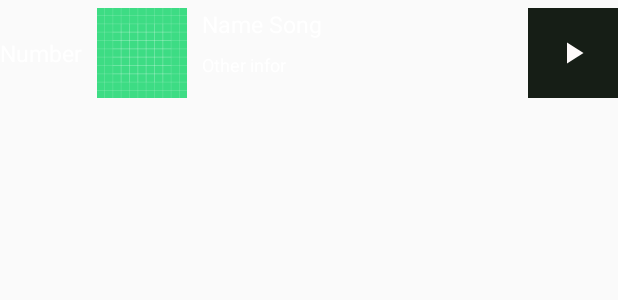
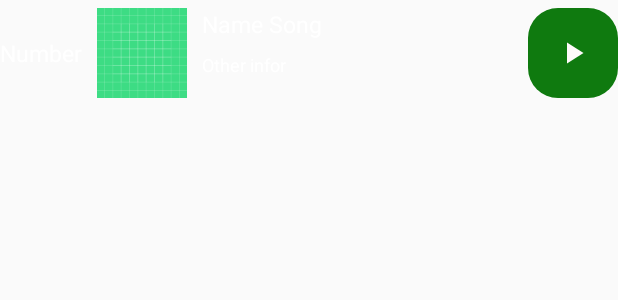
Before and after one commit to nguyenthanhhungdev/MyMusic, an Android app: the layout music_item.xml on its own in the app's theme, with its tools: preview values and no code run, on a phone screen of 412 x 824 dp. Shown: the top 300 px of the screen. Run offline under Robolectric (Android 15) with nearby library versions, the phone set to English and light mode, and no system bars.

Commit message:
Nút play màu xanh cho nó có điểm nhấn tí

```diff
--- a/app/src/main/res/drawable/rounded_corner.xml
+++ b/app/src/main/res/drawable/rounded_corner.xml
@@ -1,5 +1,5 @@
 <?xml version="1.0" encoding="utf-8"?>
 <shape xmlns:android="http://schemas.android.com/apk/res/android">
     <corners android:radius="20dp"></corners>
-    <solid android:color="#FF464545"></solid>
+    <solid android:color="#0F7A0F"></solid>
 </shape>
--- a/app/src/main/res/layout/music_item.xml
+++ b/app/src/main/res/layout/music_item.xml
@@ -71,7 +71,7 @@
         android:layout_height="60dp"
         android:layout_alignParentEnd="true"
         android:id="@+id/playButton"
-        android:background="#161E16"
+        android:background="@drawable/rounded_corner"
         android:src="@drawable/baseline_play_arrow"
         />
 </RelativeLayout>
```
